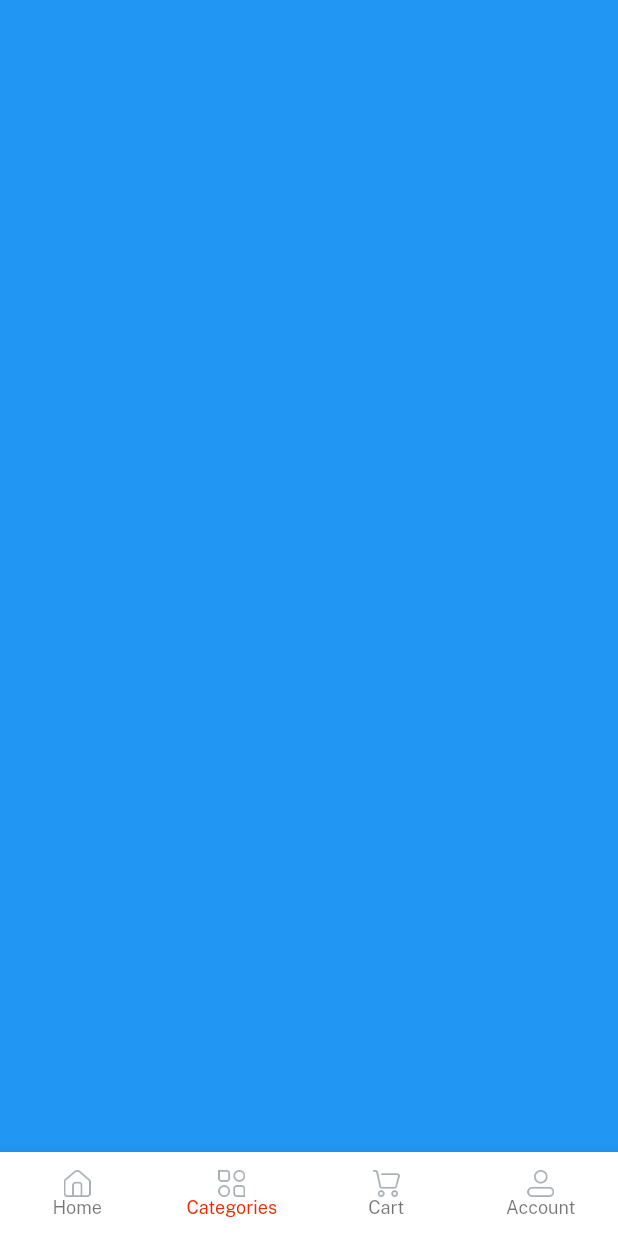
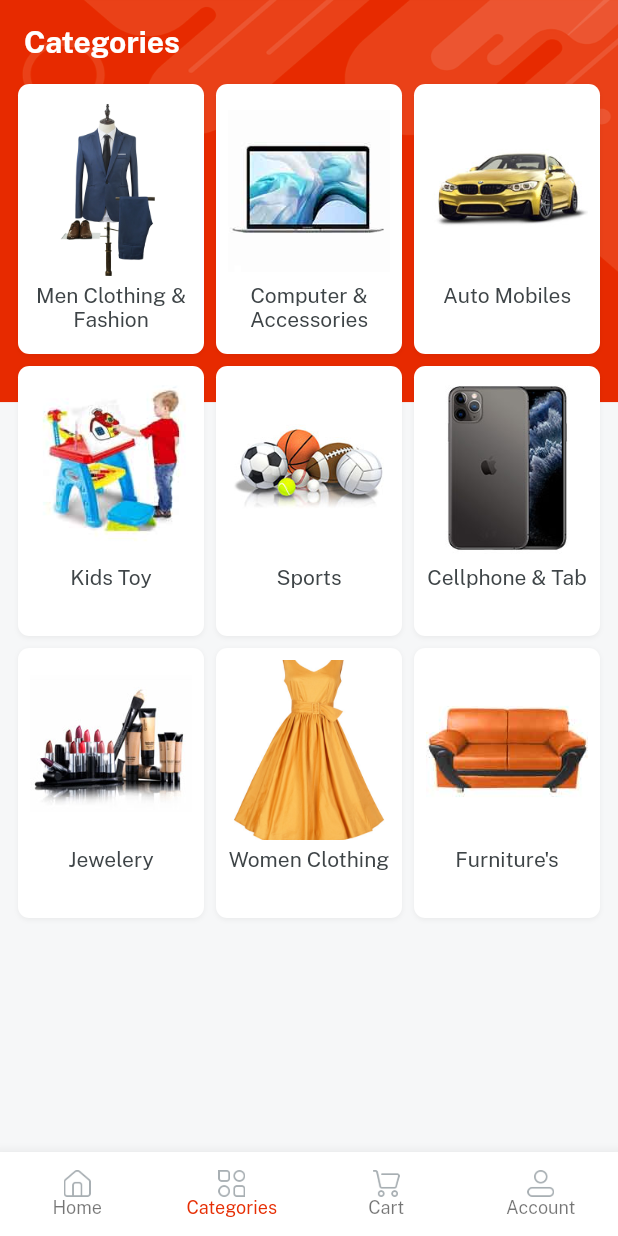
Before and after one commit to CPAD-Gazipur/flutter-e-mart, a Flutter app: the HomeNavBar screen opened directly, item 2 of the bottom bar chosen, on a phone screen of 412 x 824 dp. Run offline on Flutter 3.47's test engine with Material 2 defaults, Android fonts, the phone set to English and light mode, and no system bars; our stand-ins replace get, velocity_x.

Commit message:
E-Mart: CATEGORY SCREEN UI ADDED.

```diff
--- a/lib/consts/lists.dart
+++ b/lib/consts/lists.dart
@@ -11,3 +11,26 @@ const featuredImageList2 = [imgS4, imgS5, imgS6];
 
 const featuredTitleList1 = [womenDress, girlDress, girlWatch];
 const featuredTitleList2 = [boyGlass, mobilePhone, tShirt];
+
+const categoryTitleList = [
+  menClothingAndFashion,
+  computerAccessories,
+  autoMobile,
+  kidsToy,
+  sports,
+  cellPhoneAndTab,
+  jewelery,
+  womenClothing,
+  furniture,
+];
+const categoryImageList = [
+  imgFc1,
+  imgFc2,
+  imgFc3,
+  imgFc4,
+  imgFc5,
+  imgFc6,
+  imgFc7,
+  imgFc8,
+  imgFc9
+];
--- a/lib/consts/strings.dart
+++ b/lib/consts/strings.dart
@@ -44,3 +44,14 @@ const mobilePhone = 'Mobile Phone';
 const boyGlass = 'Boy Glasses';
 const tShirt = 'TShirts';
 const girlDress = 'Girls Dresses';
+
+/// CATEGORY SCREEN STRINGS
+const womenClothing = 'Women Clothing';
+const menClothingAndFashion = 'Men Clothing & Fashion';
+const computerAccessories = 'Computer & Accessories';
+const autoMobile = 'Auto Mobiles';
+const kidsToy = 'Kids Toy';
+const sports = 'Sports';
+const jewelery = 'Jewelery';
+const cellPhoneAndTab = 'Cellphone & Tab';
+const furniture = 'Furniture\'s';
--- a/lib/views/category_screen/category_screen.dart
+++ b/lib/views/category_screen/category_screen.dart
@@ -1,12 +1,58 @@
 import 'package:flutter_e_mart/consts/consts.dart';
+import 'package:flutter_e_mart/widgets/background_widget.dart';
 
 class CategoryScreen extends StatelessWidget {
   const CategoryScreen({Key? key}) : super(key: key);
 
   @override
   Widget build(BuildContext context) {
-    return Container(
-      color: Colors.blue,
+    return backgroundWidget(
+      child: Scaffold(
+        appBar: AppBar(
+          automaticallyImplyLeading: false,
+          elevation: 0,
+          title: categories.text.fontFamily(bold).make(),
+          centerTitle: false,
+        ),
+        body: Container(
+          padding: const EdgeInsets.symmetric(horizontal: 12),
+          child: GridView.builder(
+            shrinkWrap: true,
+            itemCount: categoryTitleList.length,
+            gridDelegate: const SliverGridDelegateWithFixedCrossAxisCount(
+              crossAxisCount: 3,
+              mainAxisSpacing: 8,
+              crossAxisSpacing: 8,
+              mainAxisExtent: 180,
+            ),
+            itemBuilder: (context, index) {
+              return Column(
+                children: [
+                  Image.asset(
+                    categoryImageList[index],
+                    height: 120,
+                    width: 200,
+                    fit: BoxFit.cover,
+                  ),
+                  5.heightBox,
+                  categoryTitleList[index]
+                      .text
+                      .color(darkFontGrey)
+                      .align(TextAlign.center)
+                      .make(),
+                ],
+              )
+                  .box
+                  .roundedSM
+                  .clip(Clip.antiAlias)
+                  .padding(const EdgeInsets.all(8.0))
+                  .white
+                  .outerShadowSm
+                  .make();
+            },
+          ),
+        ),
+      ),
     );
   }
 }
--- a/lib/widgets/custom_home_button.dart
+++ b/lib/widgets/custom_home_button.dart
@@ -17,5 +17,12 @@ Widget customHomeButton({
       10.heightBox,
       title.text.fontFamily(semibold).color(darkFontGrey).make(),
     ],
-  ).box.roundedSM.white.size(width, height).shadowXs.make().onTap(onPressed);
+  )
+      .box
+      .roundedSM
+      .white
+      .size(width, height)
+      .outerShadowSm
+      .make()
+      .onTap(onPressed);
 }
```
Also changed, not shown: assets/images/fc8.jpeg.
